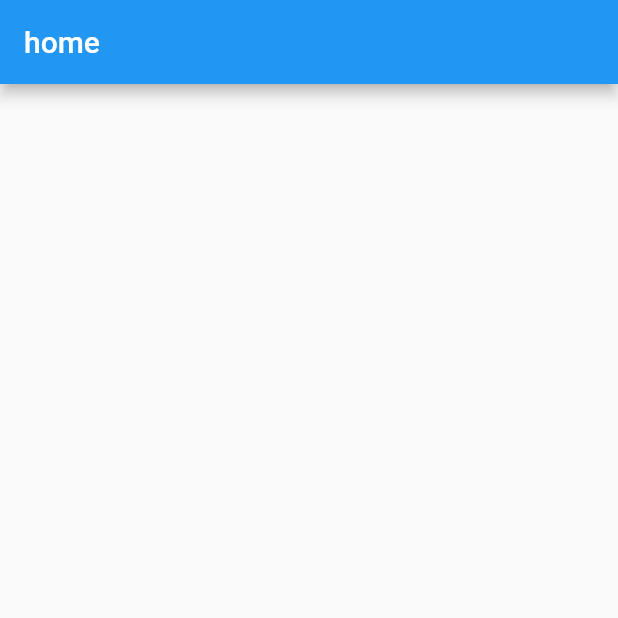
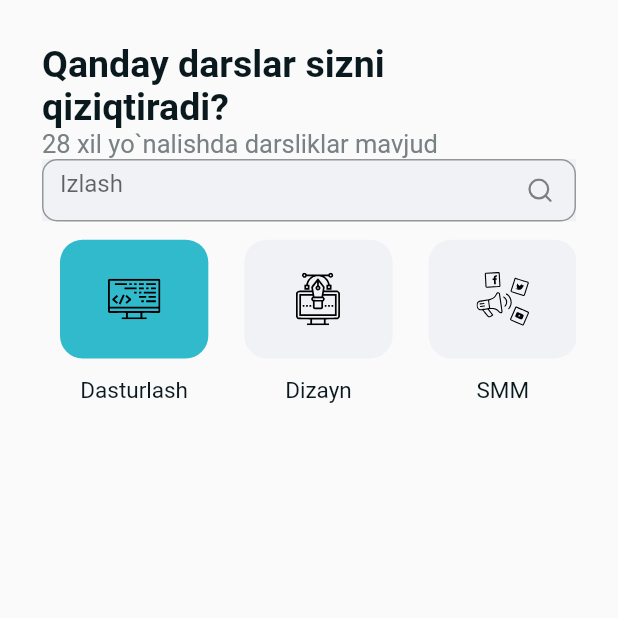
Before and after one commit to shohjahon-shodmonov/final_exam, a Flutter app: the screen it shows after launch, on a phone screen of 412 x 824 dp, the top half of it. Run offline on Flutter 3.47's test engine with Material 2 defaults, Android fonts, the light colour scheme and no system bars; our stand-ins replace bloc, connectivity_plus, flutter_bloc, flutter_svg.

Commit message:
home page menu

```diff
--- /dev/null
+++ b/lib/core/components/input_decor.dart
@@ -0,0 +1,15 @@
+import 'package:flutter/material.dart';
+import 'package:flutter_svg/flutter_svg.dart';
+
+InputDecoration inputDecor() {
+  return InputDecoration(
+    border: OutlineInputBorder(
+      borderRadius: BorderRadius.circular(10),
+    ),
+    hintText: "Izlash",
+    suffixIcon: SvgPicture.asset(
+      'assets/icons/search.svg',
+      fit: BoxFit.none,
+    ),
+  );
+}
--- a/lib/core/constants/color_const.dart
+++ b/lib/core/constants/color_const.dart
@@ -1,12 +1,18 @@
 import 'package:flutter/material.dart';
 
 class ColorConst {
+  static final ColorConst _instance = ColorConst._init();
+  static ColorConst get instance => _instance;
+
+  ColorConst._init();
+
   // text color
-  static const textColorPrimary = Color(0xFF0A191E);
-  static const textColorSecondary = Color(0xFF798184);
-  static const textColorDescription = Color(0xFF8F9698);
+  Color textColorPrimary = Color(0xFF0A191E);
+  Color textColorSecondary = Color(0xFF798184);
+  Color textColorDescription = Color(0xFF8F9698);
 
   // color
-  static const bgSplash = Color(0xFF050352);
-  static const bgContainer = Color(0xFFF1F2F6);
+  Color bgSplash = Color(0xFF050352);
+  Color bgContainer = Color(0xFFF1F2F6);
+  Color activeMenu = Color(0xFF31B9CC);
 }
--- a/lib/core/init/splash_screen.dart
+++ b/lib/core/init/splash_screen.dart
@@ -31,7 +31,7 @@ class _SplashScreenState extends State<SplashScreen> {
   Widget build(BuildContext context) {
     return Scaffold(
       body: Container(
-        color: ColorConst.bgSplash,
+        color: ColorConst.instance.bgSplash,
         height: context.h,
         width: context.w,
         child: Column(
--- /dev/null
+++ b/lib/cubit/menu_cubit/menu_cubit.dart
@@ -0,0 +1,13 @@
+import 'package:bloc/bloc.dart';
+import 'package:final_exam/cubit/menu_cubit/menu_state.dart';
+
+class MenuCubit extends Cubit<MenuState> {
+  MenuCubit() : super(MenuInitial());
+
+  int menuIndex = 0;
+
+  changeMenuIndex(index) {
+    menuIndex = index;
+    emit(MenuChangeState());
+  }
+}
--- /dev/null
+++ b/lib/cubit/menu_cubit/menu_state.dart
@@ -0,0 +1,11 @@
+abstract class MenuState {
+  MenuState();
+}
+
+class MenuInitial extends MenuState {
+  MenuInitial();
+}
+
+class MenuChangeState extends MenuState {
+  MenuChangeState();
+}
--- /dev/null
+++ b/lib/data/menu_bar_data.dart
@@ -0,0 +1,15 @@
+class MenuBarData {
+  static List menuItems = [
+    'assets/icons/coding.svg',
+    'assets/icons/design.svg',
+    'assets/icons/smm.svg',
+    'assets/icons/til.svg',
+  ];
+
+  static List menuTitle = [
+    'Dasturlash',
+    'Dizayn',
+    'SMM',
+    'Til kurslari'
+  ];
+}
--- /dev/null
+++ b/lib/screens/home/_widgets/home_headers.dart
@@ -0,0 +1,33 @@
+import 'package:final_exam/core/constants/color_const.dart';
+import 'package:flutter/material.dart';
+
+class HomepageHeaders extends StatelessWidget {
+  const HomepageHeaders({
+    Key? key,
+  }) : super(key: key);
+
+  @override
+  Widget build(BuildContext context) {
+    return Column(
+      mainAxisAlignment: MainAxisAlignment.start,
+      crossAxisAlignment: CrossAxisAlignment.start,
+      children: [
+        Text(
+          "Qanday darslar sizni qiziqtiradi?",
+          style: TextStyle(
+            color: ColorConst.instance.textColorPrimary,
+            fontSize: 25,
+            fontWeight: FontWeight.bold,
+          ),
+        ),
+        Text(
+          "28 xil yo`nalishda darsliklar mavjud",
+          style: TextStyle(
+            color: ColorConst.instance.textColorSecondary,
+            fontSize: 17,
+          ),
+        ),
+      ],
+    );
+  }
+}
--- /dev/null
+++ b/lib/screens/home/_widgets/searchbar.dart
@@ -0,0 +1,26 @@
+import 'package:final_exam/core/components/input_decor.dart';
+import 'package:final_exam/core/constants/color_const.dart';
+import 'package:final_exam/core/constants/size_config.dart';
+import 'package:flutter/material.dart';
+
+class SearchBar extends StatelessWidget {
+  const SearchBar({
+    Key? key,
+    required TextEditingController searchController,
+  }) : _searchController = searchController, super(key: key);
+
+  final TextEditingController _searchController;
+
+  @override
+  Widget build(BuildContext context) {
+    return Container(
+      height: getH(41),
+      width: getW(343),
+      color: ColorConst.instance.bgContainer,
+      child: TextFormField(
+        controller: _searchController,
+        decoration: inputDecor(),
+      ),
+    );
+  }
+}
--- a/lib/screens/home/home_page.dart
+++ b/lib/screens/home/home_page.dart
@@ -1,16 +1,51 @@
 import 'package:final_exam/core/baseview/base_view.dart';
+import 'package:final_exam/core/components/input_decor.dart';
+import 'package:final_exam/core/constants/color_const.dart';
+import 'package:final_exam/core/constants/size_config.dart';
+import 'package:final_exam/cubit/menu_cubit/menu_cubit.dart';
+import 'package:final_exam/cubit/menu_cubit/menu_state.dart';
+import 'package:final_exam/data/menu_bar_data.dart';
+import 'package:final_exam/screens/home/_widgets/home_headers.dart';
+import 'package:final_exam/screens/home/_widgets/searchbar.dart';
+import 'package:final_exam/widgets/menu_bar_cont.dart';
 import 'package:flutter/material.dart';
+import 'package:flutter_bloc/flutter_bloc.dart';
+import 'package:flutter_svg/flutter_svg.dart';
 
 class HomePage extends StatelessWidget {
-  const HomePage({Key? key}) : super(key: key);
+  HomePage({Key? key}) : super(key: key);
+
+  final TextEditingController _searchController = TextEditingController();
 
   @override
   Widget build(BuildContext context) {
+    return BlocProvider(
+      create: (context) => MenuCubit(),
+      child: BlocConsumer<MenuCubit, MenuState>(
+        listener: (context, state) {},
+        builder: (context, state) => homeScaffold(context),
+      ),
+    );
+  }
+
+  BaseView homeScaffold(BuildContext context) {
+    SizeConfig().init(context);
     return BaseView(
       viewModal: HomePage,
       onPageBuilder: (context, widget) {
         return Scaffold(
-          appBar: AppBar(title: Text("home")),
+          body: Padding(
+            padding: const EdgeInsets.all(28.0),
+            child: Column(
+              mainAxisAlignment: MainAxisAlignment.start,
+              crossAxisAlignment: CrossAxisAlignment.start,
+              children: [
+                HomepageHeaders(),
+                SearchBar(searchController: _searchController),
+                MenuBarContainer(),
+              ],
+            ),
+          ),
         );
       },
     );
--- /dev/null
+++ b/lib/widgets/menu_bar_cont.dart
@@ -0,0 +1,71 @@
+import 'package:final_exam/core/constants/color_const.dart';
+import 'package:final_exam/core/constants/size_config.dart';
+import 'package:final_exam/cubit/menu_cubit/menu_cubit.dart';
+import 'package:final_exam/cubit/menu_cubit/menu_state.dart';
+import 'package:final_exam/data/menu_bar_data.dart';
+import 'package:flutter/material.dart';
+import 'package:flutter_bloc/flutter_bloc.dart';
+import 'package:flutter_svg/flutter_svg.dart';
+
+class MenuBarContainer extends StatelessWidget {
+  MenuBarContainer({
+    Key? key,
+  }) : super(key: key);
+
+  @override
+  Widget build(BuildContext context) {
+    return BlocProvider(
+      create: (context) => MenuCubit(),
+      child: BlocConsumer<MenuCubit, MenuState>(
+        listener: (context, state) {},
+        builder: (context, state) => menuCont(context),
+      ),
+    );
+  }
+
+  menuCont(BuildContext context) {
+    return SizedBox(
+      height: getH(120),
+      width: double.infinity,
+      child: ListView.builder(
+        scrollDirection: Axis.horizontal,
+        itemBuilder: (context, index) {
+          return InkWell(
+            onTap: () {
+              context.read<MenuCubit>().changeMenuIndex(index);
+            },
+            child: Column(
+              mainAxisAlignment: MainAxisAlignment.spaceEvenly,
+              children: [
+                Container(
+                  margin: EdgeInsets.all(12),
+                  height: getW(72),
+                  width: getW(90),
+                  decoration: BoxDecoration(
+                    color: context.watch<MenuCubit>().menuIndex == index
+                        ? ColorConst.instance.activeMenu
+                        : ColorConst.instance.bgContainer,
+                    borderRadius: BorderRadius.circular(15),
+                  ),
+                  child: SvgPicture.asset(
+                    MenuBarData.menuItems[index],
+                    color: Colors.black,
+                    fit: BoxFit.none,
+                  ),
+                ),
+                Text(
+                  MenuBarData.menuTitle[index],
+                  style: TextStyle(
+                    color: ColorConst.instance.textColorPrimary,
+                    fontSize: 15,
+                  ),
+                )
+              ],
+            ),
+          );
+        },
+        itemCount: 4,
+      ),
+    );
+  }
+}
```
Also changed, not shown: lib/data/local_data.dart (added).
